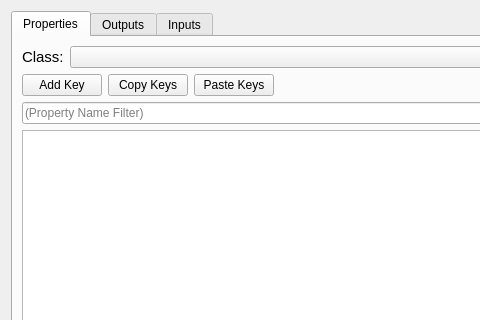
tsp-team/ttsp-src, file game/src/leveleditor/designer/objectproperties.ui: the form before one commit; both pictures show x 0 to 480 and y 0 to 320 of the 800 by 600 pixel window.
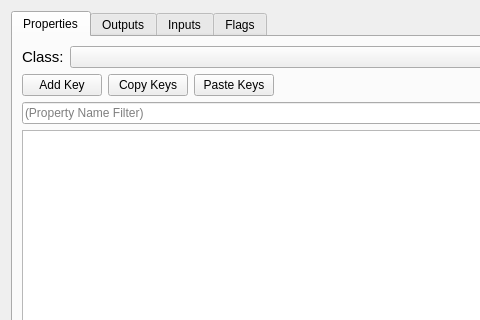
The form after the commit.

```diff
--- a/game/src/leveleditor/designer/objectproperties.ui
+++ b/game/src/leveleditor/designer/objectproperties.ui
@@ -232,6 +232,11 @@
        <string>Inputs</string>
       </attribute>
      </widget>
+     <widget class="QWidget" name="tabFlags">
+      <attribute name="title">
+       <string>Flags</string>
+      </attribute>
+     </widget>
     </widget>
    </item>
   </layout>
```
